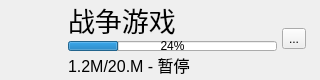
This is view/downloaditemwidget.ui in zhipeng515/VRSteam as Qt 5 draws it before an edit. The edited form follows.
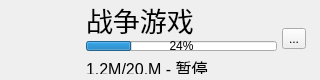
This is the edited form. Custom widgets are drawn as their Qt base class.

```diff
--- a/view/downloaditemwidget.ui
+++ b/view/downloaditemwidget.ui
@@ -42,14 +42,14 @@
      <widget class="NetworkIconLabel" name="iconLabel">
       <property name="minimumSize">
        <size>
-        <width>48</width>
-        <height>48</height>
+        <width>56</width>
+        <height>56</height>
        </size>
       </property>
       <property name="maximumSize">
        <size>
-        <width>48</width>
-        <height>48</height>
+        <width>56</width>
+        <height>56</height>
        </size>
       </property>
       <property name="text">
@@ -59,6 +59,9 @@
     </item>
     <item>
      <layout class="QVBoxLayout" name="verticalLayout">
+      <property name="leftMargin">
+       <number>10</number>
+      </property>
       <item>
        <widget class="QLabel" name="nameLabel">
         <property name="font">
@@ -69,6 +72,9 @@
         <property name="text">
          <string>战争游戏</string>
         </property>
+        <property name="alignment">
+         <set>Qt::AlignLeading|Qt::AlignLeft|Qt::AlignVCenter</set>
+        </property>
        </widget>
       </item>
       <item>
@@ -105,6 +111,9 @@
         <property name="text">
          <string>1.2M/20.M - 暂停</string>
         </property>
+        <property name="alignment">
+         <set>Qt::AlignLeading|Qt::AlignLeft|Qt::AlignTop</set>
+        </property>
        </widget>
       </item>
      </layout>
```
